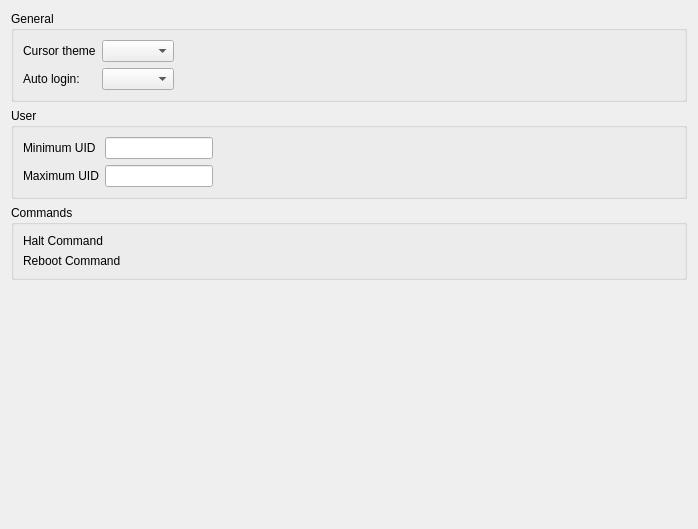
First picture: the form in src/ui/advanceconfig.ui, repository KDE/sddm-kcm, before the edit.
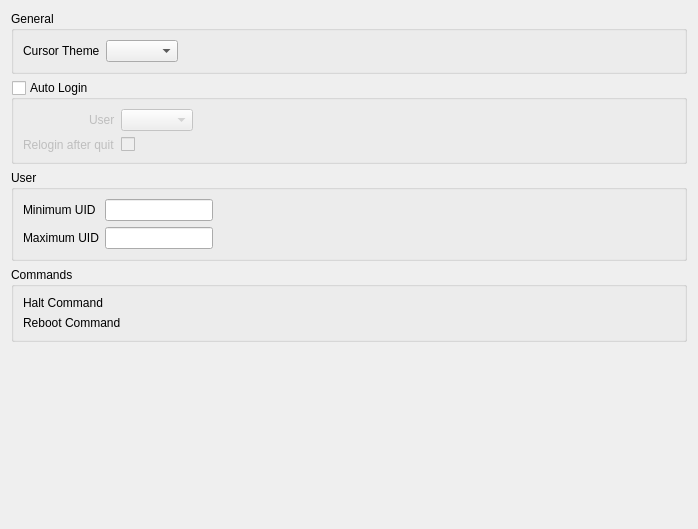
Second picture: the form after the edit. Custom widgets are drawn as their Qt base class.

Commit message: Rearrange auto login option

What changed in the file:
```diff
--- a/src/ui/advanceconfig.ui
+++ b/src/ui/advanceconfig.ui
@@ -22,40 +22,10 @@
      <layout class="QVBoxLayout" name="verticalLayout_5">
       <item>
        <layout class="QGridLayout" name="gridLayout_2">
-        <item row="1" column="0">
-         <widget class="QLabel" name="label_3">
-          <property name="text">
-           <string>Auto login:</string>
-          </property>
-         </widget>
-        </item>
-        <item row="1" column="1">
-         <widget class="QComboBox" name="userList"/>
-        </item>
-        <item row="1" column="2">
-         <spacer name="horizontalSpacer">
-          <property name="orientation">
-           <enum>Qt::Horizontal</enum>
-          </property>
-          <property name="sizeHint" stdset="0">
-           <size>
-            <width>40</width>
-            <height>20</height>
-           </size>
-          </property>
-         </spacer>
-        </item>
-        <item row="0" column="0">
-         <widget class="QLabel" name="label_4">
-          <property name="text">
-           <string>Cursor theme</string>
-          </property>
-         </widget>
-        </item>
-        <item row="0" column="1">
-         <widget class="QComboBox" name="cursorList"/>
-        </item>
         <item row="0" column="2">
+         <widget class="QComboBox" name="cursorList"/>
+        </item>
+        <item row="0" column="3">
          <spacer name="horizontalSpacer_3">
           <property name="orientation">
            <enum>Qt::Horizontal</enum>
@@ -68,11 +38,73 @@
           </property>
          </spacer>
         </item>
+        <item row="0" column="0" alignment="Qt::AlignRight">
+         <widget class="QLabel" name="label_4">
+          <property name="text">
+           <string>Cursor Theme</string>
+          </property>
+         </widget>
+        </item>
+        <item row="1" column="2">
+         <layout class="QHBoxLayout" name="horizontalLayout_2"/>
+        </item>
        </layout>
       </item>
      </layout>
     </widget>
    </item>
+   <item>
+    <widget class="QGroupBox" name="autoLogin">
+     <property name="title">
+      <string>Auto Login</string>
+     </property>
+     <property name="checkable">
+      <bool>true</bool>
+     </property>
+     <property name="checked">
+      <bool>false</bool>
+     </property>
+     <layout class="QGridLayout" name="gridLayout_4">
+      <item row="0" column="1">
+       <widget class="QComboBox" name="userList"/>
+      </item>
+      <item row="0" column="2">
+       <spacer name="horizontalSpacer_2">
+        <property name="orientation">
+         <enum>Qt::Horizontal</enum>
+        </property>
+        <property name="sizeHint" stdset="0">
+         <size>
+          <width>40</width>
+          <height>20</height>
+         </size>
+        </property>
+       </spacer>
+      </item>
+      <item row="0" column="0" alignment="Qt::AlignRight">
+       <widget class="QLabel" name="label_7">
+        <property name="text">
+         <string>User</string>
+        </property>
+       </widget>
+      </item>
+      <item row="1" column="0">
+       <widget class="QLabel" name="label_8">
+        <property name="text">
+         <string>Relogin after quit</string>
+        </property>
+       </widget>
+      </item>
+      <item row="1" column="1">
+       <widget class="QCheckBox" name="reloginAfterQuit">
+        <property name="text">
+         <string/>
+        </property>
+       </widget>
+      </item>
+     </layout>
+    </widget>
+   </item>
    <item>
     <widget class="QGroupBox" name="groupBox_3">
      <property name="sizePolicy">
@@ -198,7 +230,7 @@
     </widget>
    </item>
    <item>
-    <spacer name="horizontalSpacer_2">
+    <spacer name="verticalSpacer">
      <property name="orientation">
       <enum>Qt::Vertical</enum>
      </property>
```
The commit also changes 2 other files.
